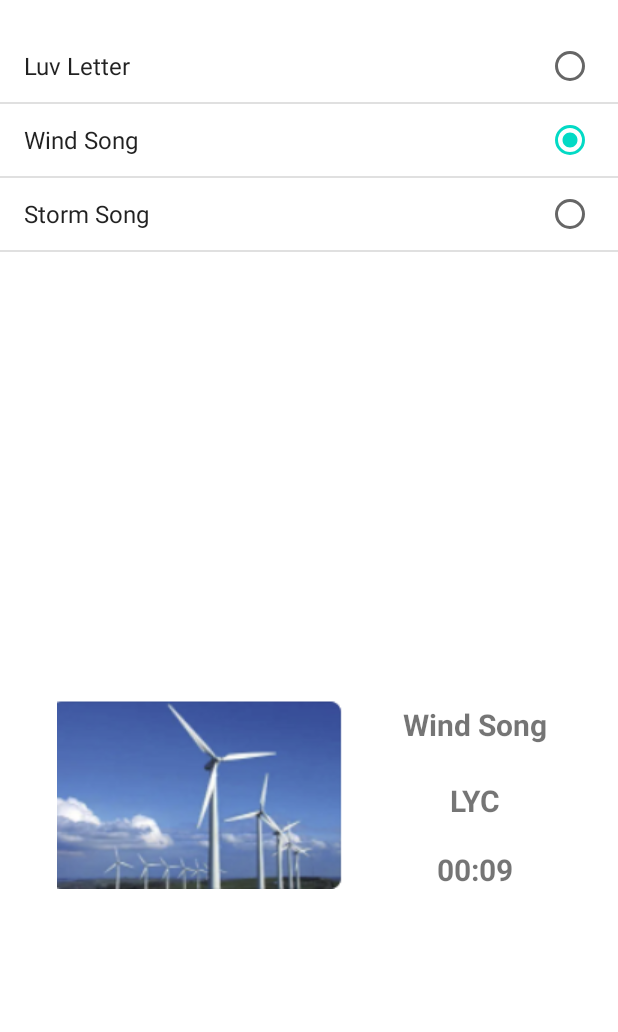
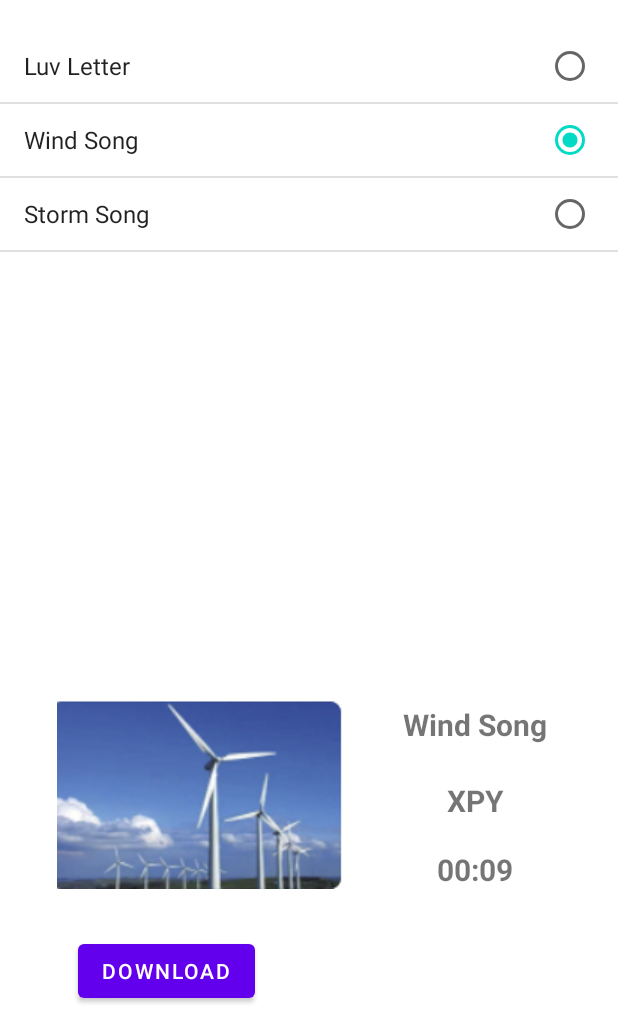
Before and after one commit to Zhang-Zhenning/MusicApp, an Android app: the screen it shows after launch (MainActivity), after a tap on "Wind Song", on a phone screen of 412 x 824 dp, the part 204-1236 px from its top. Run offline under Robolectric (Android 15) with nearby library versions, the phone set to English and light mode, and no system bars; 1 other tap on this screen came first.

Commit message:
Download image from Internet

```diff
--- a/app/src/main/AndroidManifest.xml
+++ b/app/src/main/AndroidManifest.xml
@@ -1,7 +1,7 @@
 <?xml version="1.0" encoding="utf-8"?>
 <manifest xmlns:android="http://schemas.android.com/apk/res/android"
     package="com.example.music_app">
-
+    <uses-permission android:name="android.permission.INTERNET"/>
     <application
         android:allowBackup="true"
         android:icon="@mipmap/ic_launcher"
--- a/app/src/main/java/com/example/music_app/MainActivity.java
+++ b/app/src/main/java/com/example/music_app/MainActivity.java
@@ -3,14 +3,25 @@ package com.example.music_app;
 import androidx.appcompat.app.AppCompatActivity;
 
 import android.content.Intent;
+import android.graphics.Bitmap;
+import android.graphics.BitmapFactory;
 import android.media.AudioManager;
 import android.media.MediaPlayer;
+import android.os.AsyncTask;
 import android.os.Bundle;
 import android.provider.MediaStore;
+import android.renderscript.ScriptGroup;
+import android.util.Log;
 import android.view.MotionEvent;
 import android.view.View;
 import android.widget.*;
 
+import java.io.IOException;
+import java.io.InputStream;
+import java.io.InputStreamReader;
+import java.net.HttpURLConnection;
+import java.net.MalformedURLException;
+import java.net.URL;
 import java.util.ArrayList;
 
 
@@ -37,7 +48,52 @@ class Reference{
 
 public class MainActivity extends AppCompatActivity {
 
+    // for downloading from internet
+    public class DownloadTask extends AsyncTask<String,Void,String>{
+        @Override
+        protected String doInBackground(String... strings){
+            Log.i("URL",strings[0]);
+            String result_in = "";
+            URL url = null;
+            HttpURLConnection urlConnection = null;
+
+            try {
+                url = new URL(strings[0]);
+
+                try {
+                    urlConnection = (HttpURLConnection) url.openConnection();
+                }
+                 catch (IOException e) {
+                    e.printStackTrace();
+                    return "Failed";
+                }
+
+
+                InputStream inputS = urlConnection.getInputStream();
+                InputStreamReader reader = new InputStreamReader(inputS);
+                int data = reader.read();
+
+                while(data != -1){
+                    char current = (char) data;
+                    result_in += (current);
+                    data = reader.read();
+                }
+
+            } catch (MalformedURLException e) {
+                e.printStackTrace();
+                return "Failed";
+            } catch (IOException e) {
+                e.printStackTrace();
+            }
+
+            Log.i("Result",result_in);
+            return result_in;
+        }
+    }
+
     // --------------------------------------------------tool functions----------------------------------------------------
+
+
 
     // set image and three textview in the main page
     public void setMusicInfo_to_mainPage(String musicName,String musicPlayer,String musicDuration,int musicImageId){
@@ -68,7 +124,7 @@ public class MainActivity extends AppCompatActivity {
         MediaPlayer curMp = MediaPlayer.create(this,R.raw.hello);
         addMusic_to_refer("Luv Letter","ZZN","16:06",R.drawable.leave1,R.raw.hello,curMp);
         MediaPlayer curMp1 = MediaPlayer.create(this,R.raw.wind);
-        addMusic_to_refer("Wind Song","LYC","00:09",R.drawable.wind1,R.raw.wind,curMp1);
+        addMusic_to_refer("Wind Song","XPY","00:09",R.drawable.wind1,R.raw.wind,curMp1);
         MediaPlayer curMp2 = MediaPlayer.create(this,R.raw.storm);
         addMusic_to_refer("Storm Song","ZLH","00:12",R.drawable.storm2,R.raw.storm,curMp2);
 
@@ -78,6 +134,17 @@ public class MainActivity extends AppCompatActivity {
     protected void onCreate(Bundle savedInstanceState) {
         super.onCreate(savedInstanceState);
         setContentView(R.layout.activity_main);
+
+        // download thread
+        DownloadTask downloadTask = new DownloadTask();
+
+        try{
+            String result = downloadTask.execute("http://tonghanghang.org/").get();
+            Log.i("Result",result);
+        }catch(Exception e){
+            e.printStackTrace();
+        }
+
 
         // ------------------------------------------------------Initialize MainPage------------------------------------------------------
         ListView myListView1 = findViewById(R.id.ListView1);
@@ -142,4 +209,42 @@ public class MainActivity extends AppCompatActivity {
         });
 
     }
+
+    public void click_image(View view){
+        Log.i("Info","In clickImage");
+        ImageView my_image = (ImageView) findViewById(R.id.imageViewInfo);
+        ImageDownloader task = new ImageDownloader();
+        try {
+            Bitmap myImage = task.execute("https://static.wikia.nocookie.net/simpsons/images/6/65/Bart_Simpson.png/revision/latest/scale-to-width-down/250?cb=20190409004756").get();
+            my_image.setImageBitmap(myImage);
+        }catch(Exception e){
+            e.printStackTrace();
+        }
+    }
+
+    public class ImageDownloader extends AsyncTask<String,Void,Bitmap>{
+        @Override
+        protected Bitmap doInBackground(String... urls){
+            try {
+                URL url = new URL(urls[0]);
+                try{
+                    HttpURLConnection connection = (HttpURLConnection) url.openConnection();
+                    connection.connect();
+                    InputStream in = connection.getInputStream();
+                    return BitmapFactory.decodeStream(in);
+
+                }catch(IOException e){
+                    e.printStackTrace();
+                    return null;
+                }
+            } catch (MalformedURLException e) {
+                e.printStackTrace();
+                return null;
+            }
+
+
+
+        }
+    }
+
 }
--- a/app/src/main/res/layout/activity_main.xml
+++ b/app/src/main/res/layout/activity_main.xml
@@ -107,4 +107,19 @@
         app:layout_constraintStart_toEndOf="@+id/imageViewInfo"
         app:layout_constraintTop_toBottomOf="@+id/textViewMusicPlayer" />
 
+    <Button
+        android:id="@+id/buttonDownload"
+        android:layout_width="wrap_content"
+        android:layout_height="wrap_content"
+        android:layout_marginStart="63dp"
+        android:layout_marginTop="30dp"
+        android:layout_marginEnd="254dp"
+        android:layout_marginBottom="16dp"
+        android:onClick="click_image"
+        android:text="Download"
+        app:layout_constraintBottom_toBottomOf="parent"
+        app:layout_constraintEnd_toEndOf="parent"
+        app:layout_constraintStart_toStartOf="parent"
+        app:layout_constraintTop_toBottomOf="@+id/imageViewInfo" />
+
 </androidx.constraintlayout.widget.ConstraintLayout>
```
Also changed, not shown: app/src/main/java/com/example/music_app/MusicPlayerActivity.java (+1 -7 lines).
